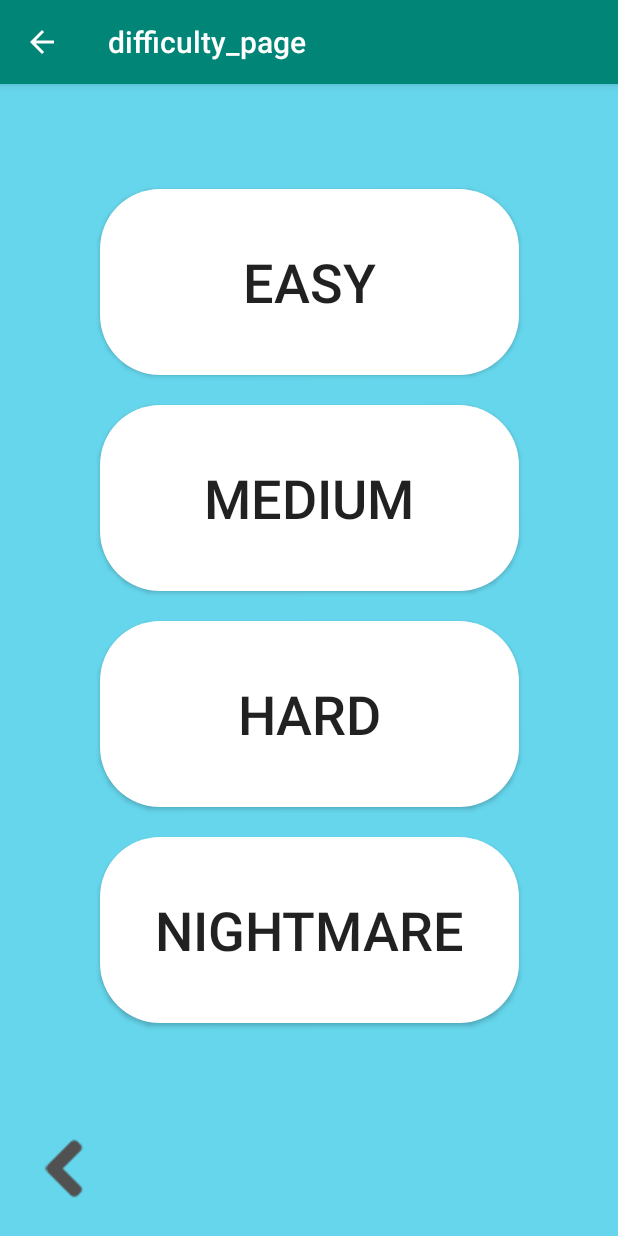
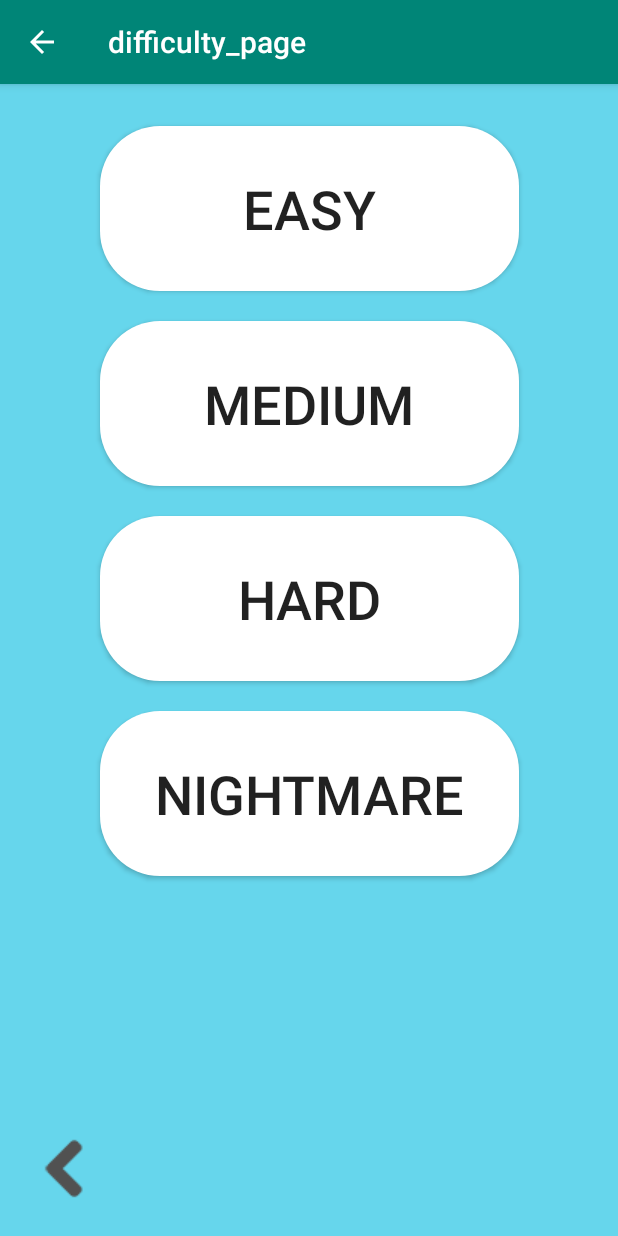
Before and after one commit to AviAmzalac/Memoris, an Android app: the screen it shows after launch (difficulty_page), after a tap on "NEW GAME", on a phone screen of 412 x 824 dp. Run offline under Robolectric (Android 15) with nearby library versions, the phone set to English and light mode, and no system bars.

Commit message:
Signed-off-by: gregory caderby <bcaderby@gmail.com>
setting xml and java
difficulties :  apparence's modification
Strings: button_reset
drawable: flag fr and en
manisfest: setting
mainjava: add function goto_setting

```diff
--- a/app/src/main/java/com/example/memories/MainActivity.java
+++ b/app/src/main/java/com/example/memories/MainActivity.java
@@ -16,4 +16,8 @@
         Intent gameActivity = new Intent(MainActivity.this, difficulty_page.class);
         startActivity(gameActivity);
     }
+    public void goto_setting(View view) {
+        Intent gameActivity = new Intent(MainActivity.this, setting.class);
+        startActivity(gameActivity);
+    }
 }
--- a/app/src/main/res/layout/activity_main.xml
+++ b/app/src/main/res/layout/activity_main.xml
@@ -46,9 +46,10 @@
         android:layout_marginStart="8dp"
         android:layout_marginTop="8dp"
         android:layout_marginEnd="8dp"
+        android:background="@drawable/grey_round_button"
+        android:onClick="goto_setting"
         android:text="@string/settings"
         android:textSize="36sp"
-        android:background="@drawable/grey_round_button"
         app:layout_constraintEnd_toEndOf="parent"
         app:layout_constraintStart_toStartOf="parent"
         app:layout_constraintTop_toBottomOf="@+id/NewGame" />
--- a/app/src/main/res/layout/difficulty_page.xml
+++ b/app/src/main/res/layout/difficulty_page.xml
@@ -10,21 +10,20 @@
     <Button
         android:id="@+id/button_easy"
         android:layout_width="279dp"
-        android:layout_height="124dp"
-        android:layout_marginTop="70dp"
+        android:layout_height="110dp"
+        android:layout_marginTop="28dp"
         android:background="@drawable/white_round_button"
         android:text="@string/button_easy"
         android:textSize="36sp"
         app:layout_constraintLeft_toLeftOf="parent"
         app:layout_constraintRight_toRightOf="parent"
-        app:layout_constraintTop_toTopOf="parent"
 
-        />
+        app:layout_constraintTop_toTopOf="parent" />
 
     <Button
         android:id="@+id/button_medium"
         android:layout_width="279dp"
-        android:layout_height="124dp"
+        android:layout_height="110dp"
         android:layout_marginTop="20dp"
         android:background="@drawable/white_round_button"
         android:text="@string/button_medium"
@@ -37,7 +36,7 @@
     <Button
         android:id="@+id/button_hard"
         android:layout_width="279dp"
-        android:layout_height="124dp"
+        android:layout_height="110dp"
         android:layout_marginTop="20dp"
         android:background="@drawable/white_round_button"
         android:text="@string/button_hard"
@@ -50,7 +49,7 @@
     <Button
         android:id="@+id/button_neightmare"
         android:layout_width="279dp"
-        android:layout_height="124dp"
+        android:layout_height="110dp"
         android:layout_marginTop="20dp"
         android:background="@drawable/white_round_button"
         android:text= "@string/button_competitive"
--- a/app/src/main/res/values/strings.xml
+++ b/app/src/main/res/values/strings.xml
@@ -8,5 +8,6 @@
     <string name="button_medium">MEDIUM</string>
     <string name="button_hard">HARD</string>
     <string name="button_competitive">NIGHTMARE</string>
+    <string name="button_reset">Reset Datas</string>
 
 </resources>
```
Also changed, not shown: app/src/main/AndroidManifest.xml (+8 -0 lines), app/src/main/java/com/example/memories/setting.java (added, +20 -0 lines), app/src/main/res/layout/setting.xml (added, +78 -0 lines), app/src/main/res/drawable/en.png (added), app/src/main/res/drawable/fr.png (added).
